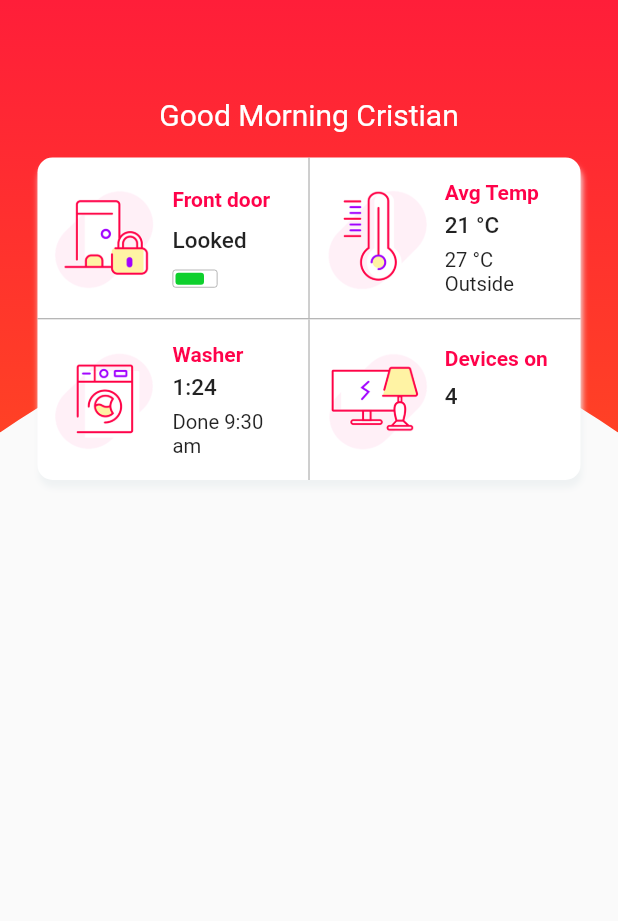
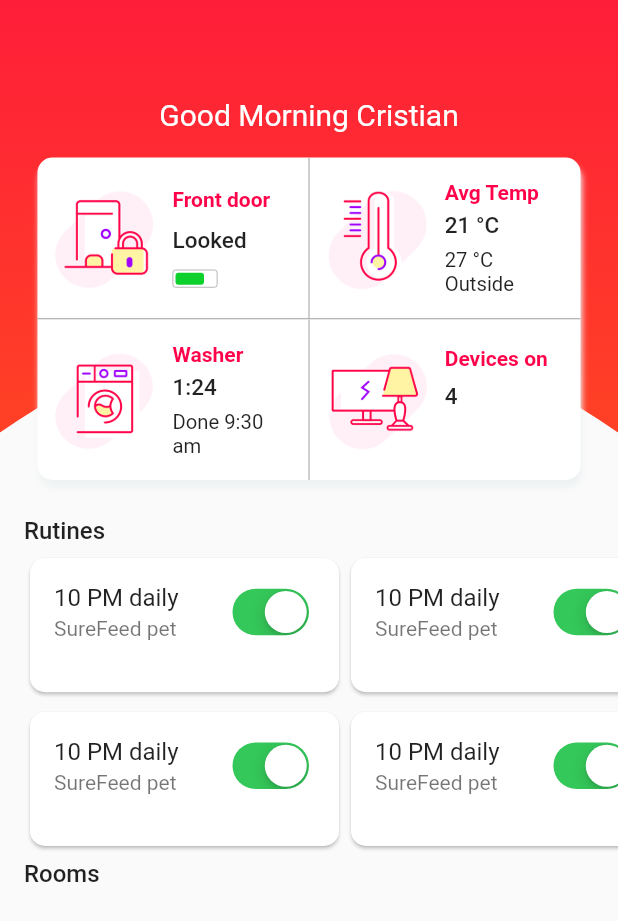
Before and after one commit to cristianfchq/flutter_smart_home_app, a Flutter app: the screen it shows after launch, on a phone screen of 412 x 824 dp. Shown: the top 921 px of the screen. Run offline on Flutter 3.47's test engine with Material 2 defaults, Android fonts, the phone set to English and light mode, and no system bars; project files that could hold a hidden picture were left out.

Commit message:
commit 7 to put text Rutines and Rooms and a Container of Rutines

```diff
--- a/lib/main.dart
+++ b/lib/main.dart
@@ -1,3 +1,4 @@
+import 'package:flutter/cupertino.dart';
 import 'package:flutter/material.dart';
 import 'package:flutter_smart_home_app/bloc/theme.bloc.dart';
 import 'package:flutter_smart_home_app/configs/themes.dart';
@@ -152,21 +153,109 @@ class _SmartHomeState extends State<SmartHome>
               ),
             ),
           ),
+
+          Padding(
+            padding: const EdgeInsets.only(top: 325),
+            child: SingleChildScrollView(
+              child: Column(
+                children: <Widget>[
+                  Padding(
+                    padding: const EdgeInsets.only(left: 16),
+                    child: Column(
+                      crossAxisAlignment: CrossAxisAlignment.start,
+                      children: <Widget>[
+                        Text(
+                          "\nRutines",
+                          textAlign: TextAlign.left,
+                          style: TextStyle(
+                            fontSize: 16,
+                            fontWeight: FontWeight.w500,
+                          ),
+                        ),
+                        SizedBox(
+                          height: 5,
+                        ),
+                        Container(
+                          height: 200,
+                          child: ListView(
+                            padding: const EdgeInsets.only(right: 20),
+                            scrollDirection: Axis.horizontal,
+                            // children: List.generate(4, (_) {
+                            //   return Column(
+                            //     children: <Widget>[
+                            //       _buildRoutinesItem(media),
+                            //       SizedBox(
+                            //         height: 5,
+                            //       ),
+                            //       _buildRoutinesItem(media),
+                            //     ],
+                            //   );
+                            // }),
+                            children: <Widget>[
+                              Column(
+                                children: <Widget>[
+                                  _buildRoutinesItem(media),
+                                  SizedBox(
+                                    height: 5,
+                                  ),
+                                  _buildRoutinesItem(media),
+                                ],
+                              ),
+                              Column(
+                                children: <Widget>[
+                                  _buildRoutinesItem(media),
+                                  SizedBox(
+                                    height: 5,
+                                  ),
+                                  _buildRoutinesItem(media),
+                                ],
+                              ),
+                              Column(
+                                children: <Widget>[
+                                  _buildRoutinesItem(media),
+                                  SizedBox(
+                                    height: 5,
+                                  ),
+                                  _buildRoutinesItem(media),
+                                ],
+                              ),
+                            ],
+                          ),
+                        ),
+                        SizedBox(
+                          height: 5,
+                        ),
+                        Text(
+                          "Rooms",
+                          textAlign: TextAlign.left,
+                          style: TextStyle(
+                            fontSize: 16,
+                            fontWeight: FontWeight.w500,
+                          ),
+                        ),
+                      ],
+                    ),
+                  ),
+                ],
+              ),
+            ),
+          ),
+
           // Padding(
           //   padding: const EdgeInsets.only(top: 55,left: 20,right: 20,),
           //   child: SingleChildScrollView(
           //                 child: Column(
           //       children: <Widget>[
-          //         Container(
-          //           alignment: Alignment.center,
-          //           child: Text(
-          //             "Good Morning Cristian",
-          //             style: TextStyle(
-          //               color: Colors.blueAccent,
-          //               fontSize: 20,
-          //             ),
-          //           ),
-          //         ),
+          // Container(
+          //   alignment: Alignment.center,
+          //   child: Text(
+          //     "Good Morning Cristian",
+          //     style: TextStyle(
+          //       color: Colors.blueAccent,
+          //       fontSize: 20,
+          //     ),
+          //   ),
+          // ),
           //         Container(
           //           alignment: Alignment.center,
           //           child: Text(
@@ -711,26 +800,26 @@ class _SmartHomeState extends State<SmartHome>
     return Container();
   }
 
-  // Widget _buildRoutinesItem(Size media) {
-  //   return Expanded(
-  //     child: Card(
-  //       shape: RoundedRectangleBorder(
-  //         borderRadius: BorderRadius.circular(10),
-  //       ),
-  //       child: Container(
-  //         width: media.width * .6,
-  //         child: ListTile(
-  //           title: Text("10 PM daily"),
-  //           subtitle: Text("SureFeed pet"),
-  //           trailing: CupertinoSwitch(
-  //             onChanged: (bool value) {},
-  //             value: true,
-  //           ),
-  //         ),
-  //       ),
-  //     ),
-  //   );
-  // }
+  Widget _buildRoutinesItem(Size media) {
+    return Expanded(
+      child: Card(
+        shape: RoundedRectangleBorder(
+          borderRadius: BorderRadius.circular(10),
+        ),
+        child: Container(
+          width: media.width * .5,
+          child: ListTile(
+            title: Text("10 PM daily"),
+            subtitle: Text("SureFeed pet"),
+            trailing: CupertinoSwitch(
+              onChanged: (bool value) {},
+              value: true,
+            ),
+          ),
+        ),
+      ),
+    );
+  }
 
   Widget buildDashboardRow1() {
     return Expanded(
```
